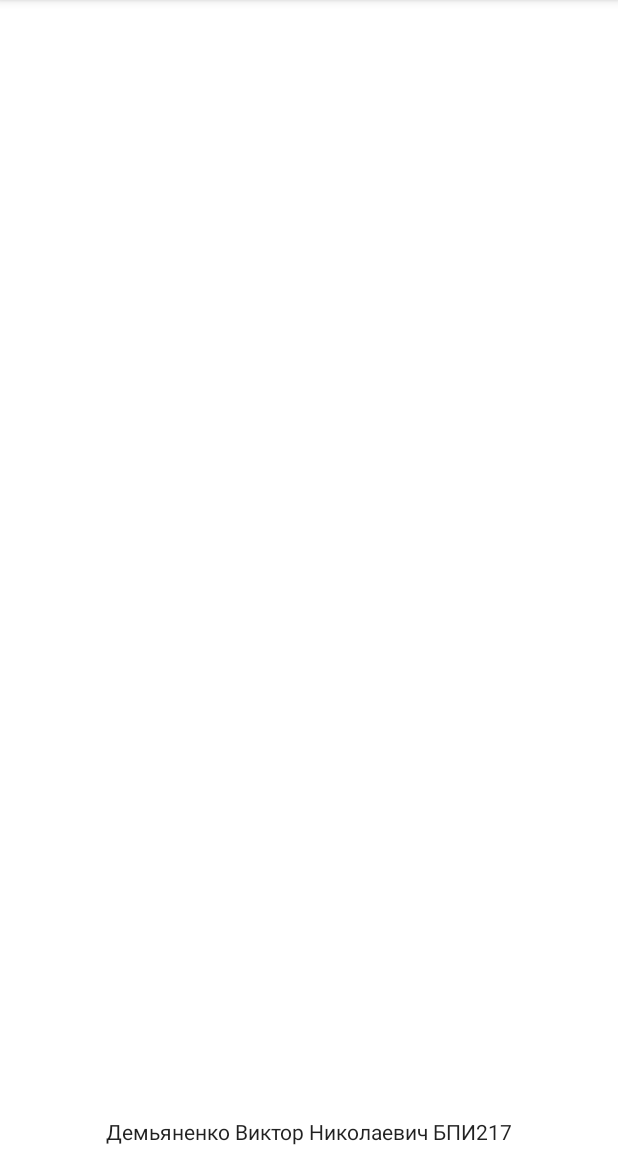
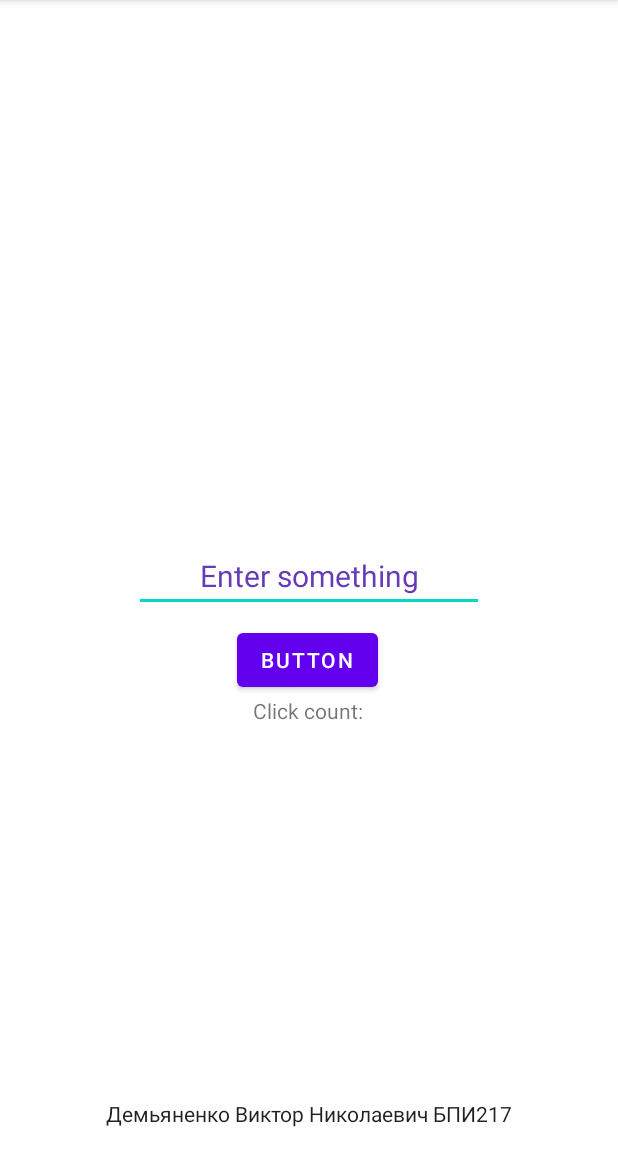
Before and after one commit to DeadRick/AndroidHomework, an Android app: the screen it shows after launch (MainActivity), on a phone screen of 412 x 824 dp, the part 84-1236 px from its top. Run offline under Robolectric (Android 15) with nearby library versions, the phone set to English and light mode, and no system bars.

Commit message:
2nd task
Задание 2. Создать новый проект, написать программу, которая выводит в элемент TextView надпись, введённую пользователем в текстовом поле EditText после нажатия на кнопку Button. Запустить на эмуляторе и убедиться, что всё работает.

Added button with some functionality

```diff
--- a/app/src/main/java/com/example/firstapp/MainActivity.java
+++ b/app/src/main/java/com/example/firstapp/MainActivity.java
@@ -3,6 +3,11 @@ package com.example.firstapp;
 import androidx.appcompat.app.AppCompatActivity;
 
 import android.os.Bundle;
+import android.view.View;
+import android.widget.Button;
+import android.widget.EditText;
+import android.widget.TextView;
+import android.widget.Toast;
 
 public class MainActivity extends AppCompatActivity {
 
@@ -10,5 +15,24 @@ public class MainActivity extends AppCompatActivity {
     protected void onCreate(Bundle savedInstanceState) {
         super.onCreate(savedInstanceState);
         setContentView(R.layout.activity_main);
+        Button buttonText = findViewById(R.id.showTextButton);
+        EditText textToEnter = findViewById(R.id.textToShow);
+        TextView enteredText = findViewById(R.id.textEntered);
+        TextView clickedText = findViewById(R.id.showClick);
+        final Integer[] clickCount = {1};
+
+        buttonText.setOnClickListener(new View.OnClickListener() {
+            @Override
+            public void onClick(View view) {
+                clickedText.setText("Click count: " + clickCount[0]);
+                if (textToEnter.getText().toString().isEmpty()) {
+                    Toast.makeText(MainActivity.this, "Text is empty!", Toast.LENGTH_SHORT).show();
+                } else {
+                    enteredText.setText(textToEnter.getText().toString());
+                }
+                clickCount[0] += 1;
+            }
+        });
+
     }
 }
--- a/app/src/main/res/layout/activity_main.xml
+++ b/app/src/main/res/layout/activity_main.xml
@@ -6,11 +6,15 @@
     android:layout_height="match_parent"
     android:background="#FFFFFF"
     android:visibility="visible"
-    tools:context=".MainActivity">
+    tools:context=".MainActivity"
+    tools:layout_editor_absoluteX="0dp"
+    tools:layout_editor_absoluteY="-104dp">
 
     <TextView
+        android:id="@+id/textView2"
         android:layout_width="wrap_content"
         android:layout_height="wrap_content"
+        android:layout_marginBottom="16dp"
         android:clickable="false"
         android:contentDescription="@string/my_personal_information"
         android:fontFamily="sans-serif"
@@ -19,8 +23,52 @@
         android:textAppearance="@style/TextAppearance.AppCompat.Body2"
         app:layout_constraintBottom_toBottomOf="parent"
         app:layout_constraintEnd_toEndOf="parent"
+        app:layout_constraintStart_toStartOf="parent" />
+
+    <EditText
+        android:id="@+id/textToShow"
+        android:layout_width="wrap_content"
+        android:layout_height="wrap_content"
+        android:ems="10"
+        android:gravity="center"
+        android:hint="@string/editTextHint"
+        android:inputType="textPersonName"
+        app:layout_constraintBottom_toBottomOf="parent"
+        app:layout_constraintEnd_toEndOf="parent"
         app:layout_constraintStart_toStartOf="parent"
         app:layout_constraintTop_toTopOf="parent"
-        app:layout_constraintVertical_bias="0.995" />
+        style="@style/textElementStyle" />
+
+    <TextView
+        android:id="@+id/textEntered"
+        style="@style/Widget.AppCompat.TextView"
+        android:layout_width="wrap_content"
+        android:layout_height="wrap_content"
+        android:textColor="#673AB7"
+        android:textSize="20sp"
+        app:layout_constraintBottom_toTopOf="@+id/textToShow"
+        app:layout_constraintEnd_toEndOf="parent"
+        app:layout_constraintStart_toStartOf="parent"
+        app:layout_constraintTop_toTopOf="parent" />
+
+    <Button
+        android:id="@+id/showTextButton"
+        android:layout_width="wrap_content"
+        android:layout_height="wrap_content"
+        android:layout_marginTop="8dp"
+        android:text="Button"
+        app:layout_constraintEnd_toEndOf="@+id/textToShow"
+        app:layout_constraintHorizontal_bias="0.491"
+        app:layout_constraintStart_toStartOf="@+id/textToShow"
+        app:layout_constraintTop_toBottomOf="@+id/textToShow" />
+
+    <TextView
+        android:id="@+id/showClick"
+        android:layout_width="wrap_content"
+        android:layout_height="wrap_content"
+        android:text="@string/clickText"
+        app:layout_constraintEnd_toEndOf="@+id/showTextButton"
+        app:layout_constraintStart_toStartOf="@+id/showTextButton"
+        app:layout_constraintTop_toBottomOf="@+id/showTextButton" />
 
 </androidx.constraintlayout.widget.ConstraintLayout>
--- a/app/src/main/res/values/strings.xml
+++ b/app/src/main/res/values/strings.xml
@@ -2,4 +2,7 @@
     <string name="app_name">FirstApp</string>
     <string name="fullName">Демьяненко Виктор Николаевич БПИ217</string>
     <string name="my_personal_information">My personal information</string>
+    <string name="textview">TextView</string>
+    <string name="editTextHint">Enter something</string>
+    <string name="clickText">Click count: </string>
 </resources>
--- /dev/null
+++ b/app/src/main/res/values/styles.xml
@@ -0,0 +1,8 @@
+<?xml version="1.0" encoding="utf-8"?>
+<resources>
+
+    <style name="textElementStyle">
+        <item name="android:textColorHint">#673AB7</item>
+        <item name="android:textSize">20sp</item>
+    </style>
+</resources>
```
